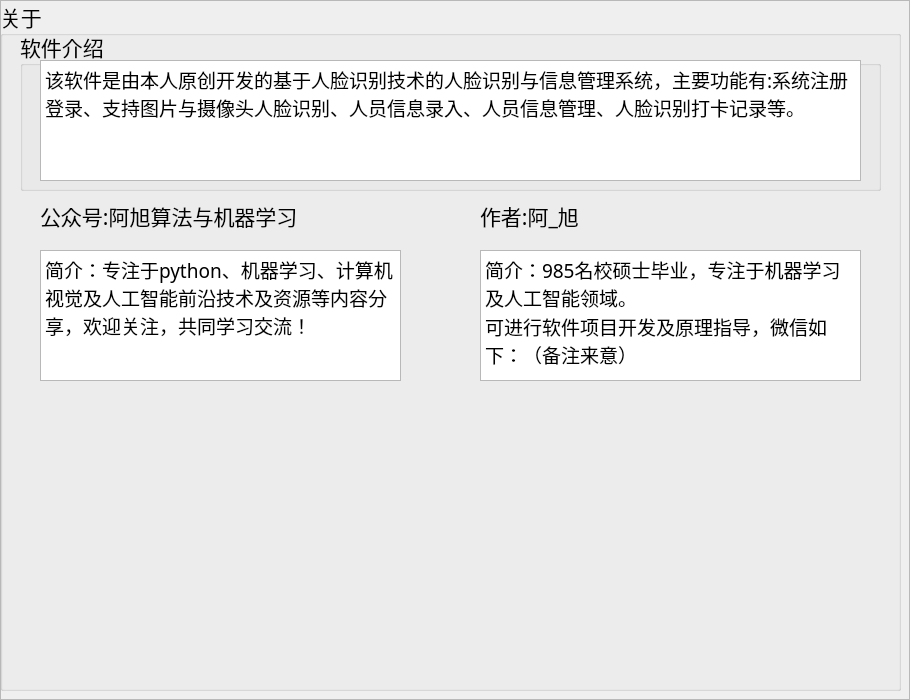
The window that FaceRecognition/UIProgram/AboutWidget.ui (xiyuii/Chicken_Face_recognition) describes before a commit, drawn with Qt 5.
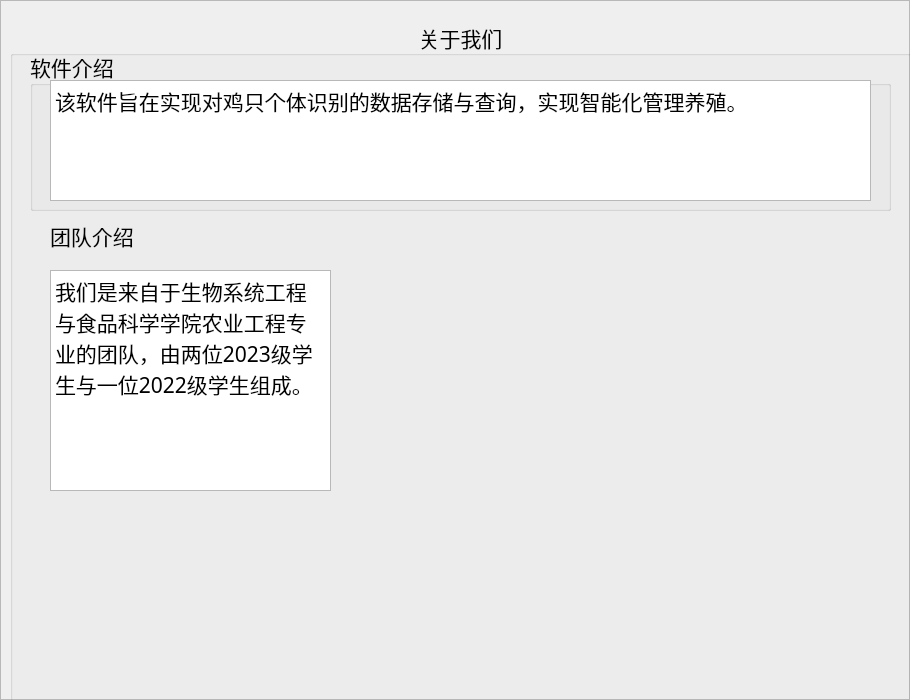
The same window after the commit. Icons and pictures are not drawn.

Diff of the .ui file:
```diff
--- a/FaceRecognition/UIProgram/AboutWidget.ui
+++ b/FaceRecognition/UIProgram/AboutWidget.ui
@@ -46,34 +46,24 @@
     <widget class="QGroupBox" name="groupBox">
      <property name="geometry">
       <rect>
-       <x>0</x>
-       <y>0</y>
+       <x>10</x>
+       <y>20</y>
        <width>901</width>
        <height>691</height>
       </rect>
      </property>
      <property name="font">
       <font>
-       <family>华文楷体</family>
+       <family>微软雅黑</family>
        <pointsize>16</pointsize>
       </font>
      </property>
      <property name="title">
-      <string>关于</string>
+      <string>关于我们</string>
      </property>
-     <widget class="QLabel" name="label_2">
-      <property name="geometry">
-       <rect>
-        <x>480</x>
-        <y>200</y>
-        <width>161</width>
-        <height>31</height>
-       </rect>
-      </property>
-      <property name="text">
-       <string>作者:阿_旭</string>
-      </property>
-     </widget>
+     <property name="alignment">
+      <set>Qt::AlignCenter</set>
+     </property>
      <widget class="QLabel" name="label_3">
       <property name="geometry">
        <rect>
@@ -83,17 +73,23 @@
         <height>31</height>
        </rect>
       </property>
+      <property name="font">
+       <font>
+        <family>微软雅黑</family>
+        <pointsize>16</pointsize>
+       </font>
+      </property>
       <property name="text">
-       <string>公众号:阿旭算法与机器学习</string>
+       <string>团队介绍</string>
       </property>
      </widget>
      <widget class="QLabel" name="label">
       <property name="geometry">
        <rect>
-        <x>70</x>
-        <y>380</y>
-        <width>280</width>
-        <height>280</height>
+        <x>380</x>
+        <y>250</y>
+        <width>411</width>
+        <height>251</height>
        </rect>
       </property>
       <property name="styleSheet">
@@ -124,34 +120,27 @@
        <rect>
         <x>40</x>
         <y>250</y>
-        <width>361</width>
-        <height>131</height>
+        <width>281</width>
+        <height>221</height>
        </rect>
       </property>
-      <property name="html">
-       <string>&lt;!DOCTYPE HTML PUBLIC &quot;-//W3C//DTD HTML 4.0//EN&quot; &quot;http://www.w3.org/TR/REC-html40/strict.dtd&quot;&gt;
-&lt;html&gt;&lt;head&gt;&lt;meta name=&quot;qrichtext&quot; content=&quot;1&quot; /&gt;&lt;style type=&quot;text/css&quot;&gt;
-p, li { white-space: pre-wrap; }
-&lt;/style&gt;&lt;/head&gt;&lt;body style=&quot; font-family:'华文楷体'; font-size:16pt; font-weight:400; font-style:normal;&quot;&gt;
-&lt;p style=&quot; margin-top:0px; margin-bottom:0px; margin-left:0px; margin-right:0px; -qt-block-indent:0; text-indent:0px;&quot;&gt;&lt;span style=&quot; font-size:14pt;&quot;&gt;简介：专注于python、机器学习、计算机视觉及人工智能前沿技术及资源等内容分享，欢迎关注，共同学习交流！&lt;/span&gt;&lt;/p&gt;&lt;/body&gt;&lt;/html&gt;</string>
+      <property name="font">
+       <font>
+        <family>微软雅黑</family>
+        <pointsize>16</pointsize>
+       </font>
       </property>
-     </widget>
-     <widget class="QTextEdit" name="textEdit_2">
-      <property name="geometry">
-       <rect>
-        <x>480</x>
-        <y>250</y>
-        <width>381</width>
-        <height>131</height>
-       </rect>
+      <property name="markdown">
+       <string>我们是来自于生物系统工程与食品科学学院农业工程专业的团队，由两位2023级学生与一位2022级学生组成。
+
+</string>
       </property>
       <property name="html">
        <string>&lt;!DOCTYPE HTML PUBLIC &quot;-//W3C//DTD HTML 4.0//EN&quot; &quot;http://www.w3.org/TR/REC-html40/strict.dtd&quot;&gt;
 &lt;html&gt;&lt;head&gt;&lt;meta name=&quot;qrichtext&quot; content=&quot;1&quot; /&gt;&lt;style type=&quot;text/css&quot;&gt;
 p, li { white-space: pre-wrap; }
-&lt;/style&gt;&lt;/head&gt;&lt;body style=&quot; font-family:'华文楷体'; font-size:16pt; font-weight:400; font-style:normal;&quot;&gt;
-&lt;p style=&quot; margin-top:0px; margin-bottom:0px; margin-left:0px; margin-right:0px; -qt-block-indent:0; text-indent:0px;&quot;&gt;&lt;span style=&quot; font-size:14pt;&quot;&gt;简介：985名校硕士毕业，专注于机器学习及人工智能领域。&lt;/span&gt;&lt;/p&gt;
-&lt;p style=&quot; margin-top:0px; margin-bottom:0px; margin-left:0px; margin-right:0px; -qt-block-indent:0; text-indent:0px;&quot;&gt;&lt;span style=&quot; font-size:14pt;&quot;&gt;可进行软件项目开发及原理指导，微信如下：（备注来意）&lt;/span&gt;&lt;/p&gt;&lt;/body&gt;&lt;/html&gt;</string>
+&lt;/style&gt;&lt;/head&gt;&lt;body style=&quot; font-family:'微软雅黑','微软雅黑'; font-size:16pt; font-weight:400; font-style:normal;&quot;&gt;
+&lt;p style=&quot; margin-top:10px; margin-bottom:10px; margin-left:0px; margin-right:0px; -qt-block-indent:0; text-indent:0px;&quot;&gt;我们是来自于生物系统工程与食品科学学院农业工程专业的团队，由两位2023级学生与一位2022级学生组成。&lt;/p&gt;&lt;/body&gt;&lt;/html&gt;</string>
       </property>
      </widget>
      <widget class="QGroupBox" name="groupBox_2">
@@ -175,12 +164,26 @@
          <height>121</height>
         </rect>
        </property>
+       <property name="font">
+        <font>
+         <family>微软雅黑</family>
+         <pointsize>16</pointsize>
+        </font>
+       </property>
+       <property name="lineWrapColumnOrWidth">
+        <number>4</number>
+       </property>
+       <property name="markdown">
+        <string>该软件旨在实现对鸡只个体识别的数据存储与查询，实现智能化管理养殖。
+
+</string>
+       </property>
        <property name="html">
         <string>&lt;!DOCTYPE HTML PUBLIC &quot;-//W3C//DTD HTML 4.0//EN&quot; &quot;http://www.w3.org/TR/REC-html40/strict.dtd&quot;&gt;
 &lt;html&gt;&lt;head&gt;&lt;meta name=&quot;qrichtext&quot; content=&quot;1&quot; /&gt;&lt;style type=&quot;text/css&quot;&gt;
 p, li { white-space: pre-wrap; }
-&lt;/style&gt;&lt;/head&gt;&lt;body style=&quot; font-family:'华文楷体'; font-size:16pt; font-weight:400; font-style:normal;&quot;&gt;
-&lt;p style=&quot; margin-top:0px; margin-bottom:0px; margin-left:0px; margin-right:0px; -qt-block-indent:0; text-indent:0px;&quot;&gt;&lt;span style=&quot; font-size:14pt;&quot;&gt;该软件是由本人原创开发的基于人脸识别技术的人脸识别与信息管理系统，主要功能有:系统注册登录、支持图片与摄像头人脸识别、人员信息录入、人员信息管理、人脸识别打卡记录等。&lt;/span&gt;&lt;/p&gt;&lt;/body&gt;&lt;/html&gt;</string>
+&lt;/style&gt;&lt;/head&gt;&lt;body style=&quot; font-family:'微软雅黑','微软雅黑'; font-size:16pt; font-weight:400; font-style:normal;&quot;&gt;
+&lt;p style=&quot; margin-top:10px; margin-bottom:10px; margin-left:0px; margin-right:0px; -qt-block-indent:0; text-indent:0px;&quot;&gt;&lt;span style=&quot; font-family:'微软雅黑','华文楷体','微软雅黑';&quot;&gt;该软件旨在实现对鸡只个体识别的数据存储与查询，实现智能化管理养殖。&lt;/span&gt;&lt;/p&gt;&lt;/body&gt;&lt;/html&gt;</string>
        </property>
       </widget>
      </widget>
```
Left out of the diff: 18 changed lines with no effect on the pictures.
